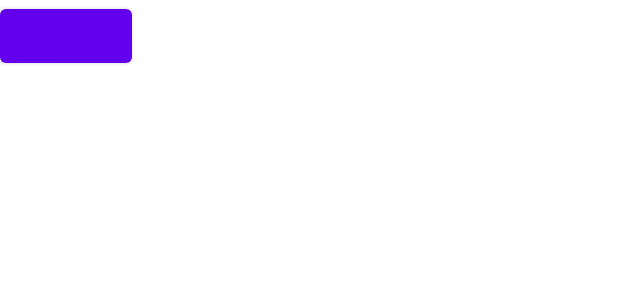
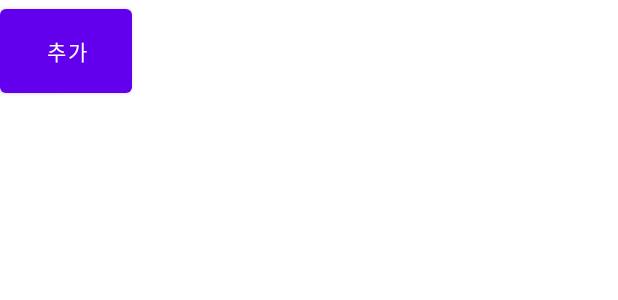
Before and after one commit to boostcampwm-2021/bookathon_J, an Android app: the layout profile_icon_list.xml on its own in the app's theme, with its tools: preview values and no code run, on a phone screen of 412 x 824 dp. Shown: the top 300 px of the screen. Run offline under Robolectric (Android 15) with nearby library versions, the phone set to English and light mode, and no system bars.

Commit message:
fix: profile layout

```diff
--- a/app/src/main/res/layout/profile_icon_list.xml
+++ b/app/src/main/res/layout/profile_icon_list.xml
@@ -4,8 +4,9 @@
     android:layout_height="match_parent">
 
     <Button
-        android:id="@+id/profile_icon"
-        android:layout_height="wrap_content"
-        android:layout_width="wrap_content">
+        android:id="@+id/icon_profile"
+        android:layout_width="wrap_content"
+        android:layout_height="68dp"
+        android:text="@string/profile_name">
     </Button>
 </GridLayout>
--- /dev/null
+++ b/app/src/main/res/values-night/strings.xml
@@ -0,0 +1,4 @@
+<?xml version="1.0" encoding="utf-8"?>
+<resources>
+    <string name="profile_name">아빠</string>
+</resources>
--- a/app/src/main/res/values/strings.xml
+++ b/app/src/main/res/values/strings.xml
@@ -1,3 +1,4 @@
 <resources>
     <string name="app_name">FedYourPet</string>
+    <string name="profile_name">추가</string>
 </resources>
```
Also changed, not shown: app/src/main/java/com/tyehooney/fedyourpet/ProfileFragment.kt (+9 -2 lines), app/src/main/res/layout/profile_fragment.xml (+11 -6 lines).
